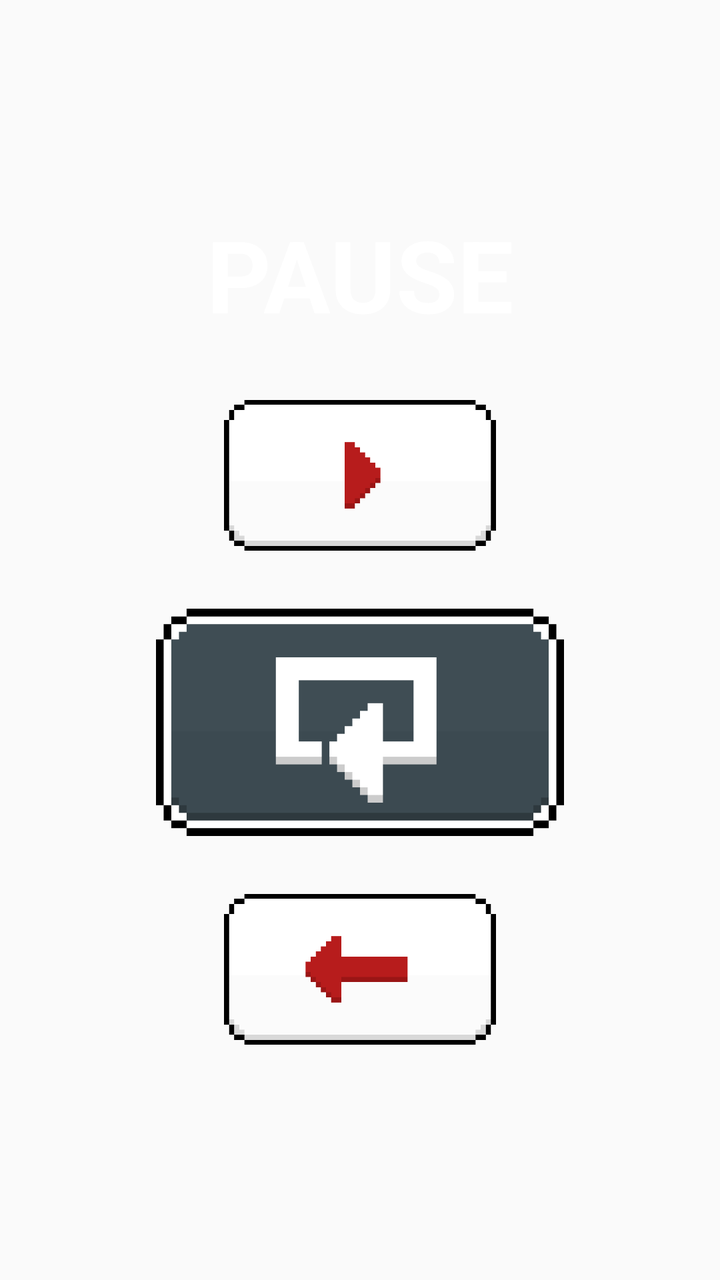
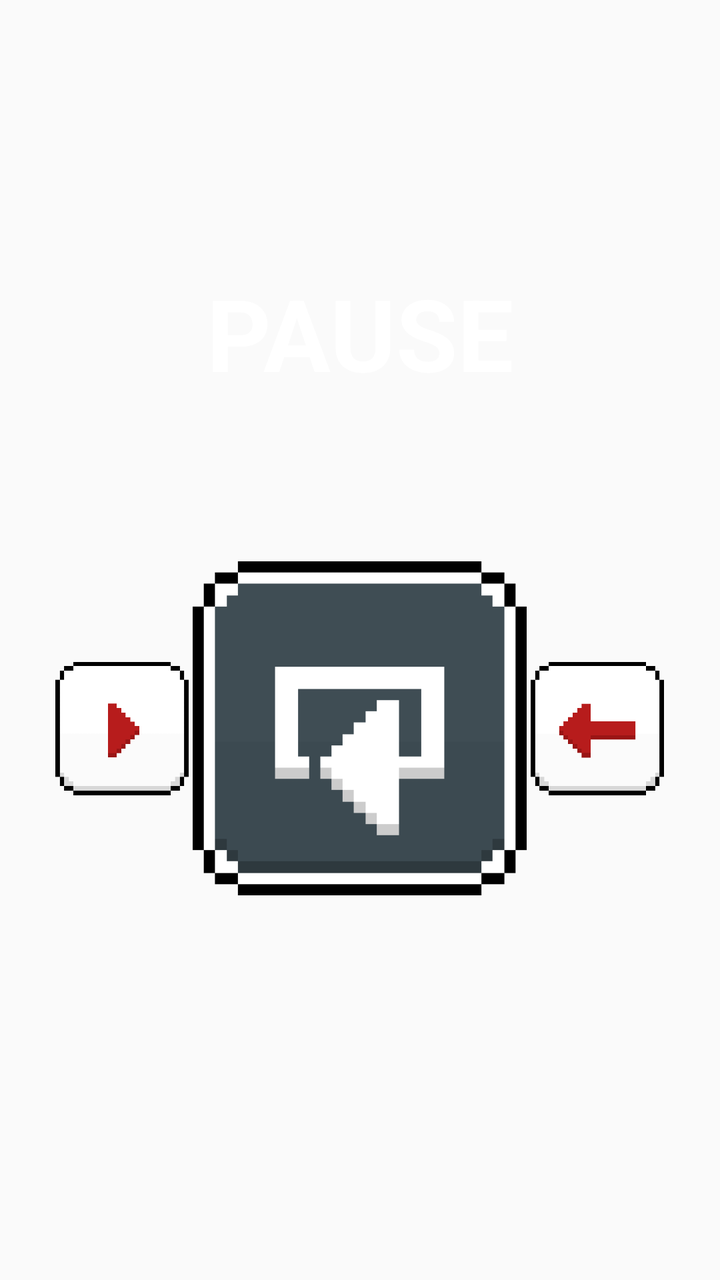

Two renders of the same Android screen: before a commit and after it. Below are the layout's source before the change and the commit's diff.
<!-- AndroidManifest.xml: application theme AppTheme -->
<!-- res/layout/pause_layout.xml -->
<?xml version="1.0" encoding="utf-8"?>
<LinearLayout
    xmlns:android="http://schemas.android.com/apk/res/android"

    android:id="@+id/lyt_pause"
    android:layout_width="match_parent"
    android:layout_height="match_parent"
    android:orientation="vertical"
    android:visibility="visible"
    android:gravity="center"
    android:weightSum="7">

    <TextView
        android:id="@+id/pause"
        android:layout_width="wrap_content"
        android:layout_height="0dp"
        android:layout_weight="1"
        android:text="@string/pause"
        android:textColor="@android:color/white"
        android:textSize="50dp"
        android:textStyle="bold"
        android:layout_gravity="center_horizontal" />

    <LinearLayout
        android:layout_width="match_parent"
        android:layout_height="0dp"
        android:layout_weight="1"
        android:orientation="horizontal"
        android:gravity="center"
        android:layout_margin="10dp"
        android:weightSum="5">

        <LinearLayout
            android:id="@+id/resume"
            android:clickable="true"
            android:layout_width="0dp"
            android:layout_weight="2"

            android:layout_height="wrap_content">

            <ImageView
                android:layout_width="match_parent"
                android:layout_height="match_parent"
                android:src="@drawable/play"/>

        </LinearLayout>

    </LinearLayout>

    <LinearLayout
        android:layout_width="match_parent"
        android:layout_height="0dp"
        android:layout_weight="1.5"
        android:layout_margin="10dp"
        android:orientation="horizontal"
        android:gravity="center"
        android:weightSum="5">

        <LinearLayout
            android:id="@+id/retry"
            android:clickable="true"
            android:layout_width="0dp"
            android:layout_weight="3"
            android:layout_height="wrap_content">

            <ImageView
                android:layout_width="match_parent"
                android:layout_height="match_parent"
                android:src="@drawable/retry"/>

        </LinearLayout>

    </LinearLayout>

    <LinearLayout
        android:layout_width="match_parent"
        android:layout_height="0dp"
        android:layout_weight="1"
        android:layout_margin="10dp"
        android:orientation="horizontal"
        android:gravity="center"
        android:weightSum="5">

        <LinearLayout
            android:id="@+id/back_home"
            android:clickable="true"
            android:layout_width="0dp"
            android:layout_weight="2"
            android:layout_height="wrap_content">

            <ImageView
                android:layout_width="match_parent"
                android:layout_height="match_parent"
                android:src="@drawable/backhome"/>

        </LinearLayout>

    </LinearLayout>

</LinearLayout>
<!-- resources referenced by this layout -->
<resources>
  <!-- drawable backhome: png bitmap (drawable, 6744 bytes) -->
  <!-- drawable play: png bitmap (drawable, 6591 bytes) -->
  <!-- drawable retry: png bitmap (drawable, 9264 bytes) -->
  <string name="pause">PAUSE</string>
  <style name="AppTheme" parent="Theme.AppCompat.Light.DarkActionBar">
          
          <item name="colorPrimary">@color/colorPrimary</item>
          <item name="colorPrimaryDark">@color/colorPrimaryDark</item>
          <item name="colorAccent">@color/colorAccent</item>
      </style>
  <color name="colorPrimary">#B71C1C</color>
  <color name="colorPrimaryDark">#B71C1C</color>
  <color name="colorAccent">#B71C1C</color>
</resources>

<!-- the commit's change to res/layout/pause_layout.xml (unified diff, before → after) -->
@@ -24,16 +24,17 @@
     <LinearLayout
         android:layout_width="match_parent"
         android:layout_height="0dp"
-        android:layout_weight="1"
+        android:layout_weight="3"
+        android:layout_margin="10dp"
         android:orientation="horizontal"
         android:gravity="center"
-        android:layout_margin="10dp"
-        android:weightSum="5">
+        android:weightSum="10">
 
         <LinearLayout
             android:id="@+id/resume"
             android:clickable="true"
             android:layout_width="0dp"
+            android:layout_margin = "1dp"
             android:layout_weight="2"
 
             android:layout_height="wrap_content">
@@ -45,22 +46,12 @@
 
         </LinearLayout>
 
-    </LinearLayout>
-
-    <LinearLayout
-        android:layout_width="match_parent"
-        android:layout_height="0dp"
-        android:layout_weight="1.5"
-        android:layout_margin="10dp"
-        android:orientation="horizontal"
-        android:gravity="center"
-        android:weightSum="5">
-
         <LinearLayout
             android:id="@+id/retry"
             android:clickable="true"
             android:layout_width="0dp"
-            android:layout_weight="3"
+            android:layout_margin = "1dp"
+            android:layout_weight="5"
             android:layout_height="wrap_content">
 
             <ImageView
@@ -70,21 +61,11 @@
 
         </LinearLayout>
 
-    </LinearLayout>
-
-    <LinearLayout
-        android:layout_width="match_parent"
-        android:layout_height="0dp"
-        android:layout_weight="1"
-        android:layout_margin="10dp"
-        android:orientation="horizontal"
-        android:gravity="center"
-        android:weightSum="5">
-
         <LinearLayout
             android:id="@+id/back_home"
             android:clickable="true"
             android:layout_width="0dp"
+            android:layout_margin = "1dp"
             android:layout_weight="2"
             android:layout_height="wrap_content">
 
<!-- resource entries referenced after the edit -->
@@ -1,8 +1,8 @@
 <!-- resources referenced by this layout -->
 <resources>
-  <!-- drawable backhome: png bitmap (drawable, 6744 bytes) -->
-  <!-- drawable play: png bitmap (drawable, 6591 bytes) -->
-  <!-- drawable retry: png bitmap (drawable, 9264 bytes) -->
+  <!-- drawable backhome: png bitmap (drawable, 6807 bytes) -->
+  <!-- drawable play: png bitmap (drawable, 7299 bytes) -->
+  <!-- drawable retry: png bitmap (drawable, 8967 bytes) -->
   <string name="pause">PAUSE</string>
   <style name="AppTheme" parent="Theme.AppCompat.Light.DarkActionBar">
           
